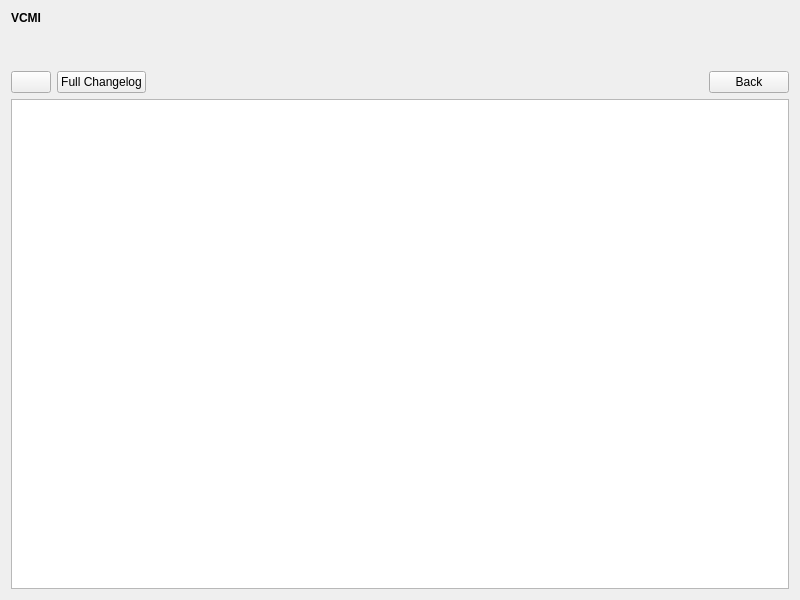
Before: the Qt Designer form launcher/updates/UpdateView.ui in vcmi/vcmi, drawn with Qt 5.
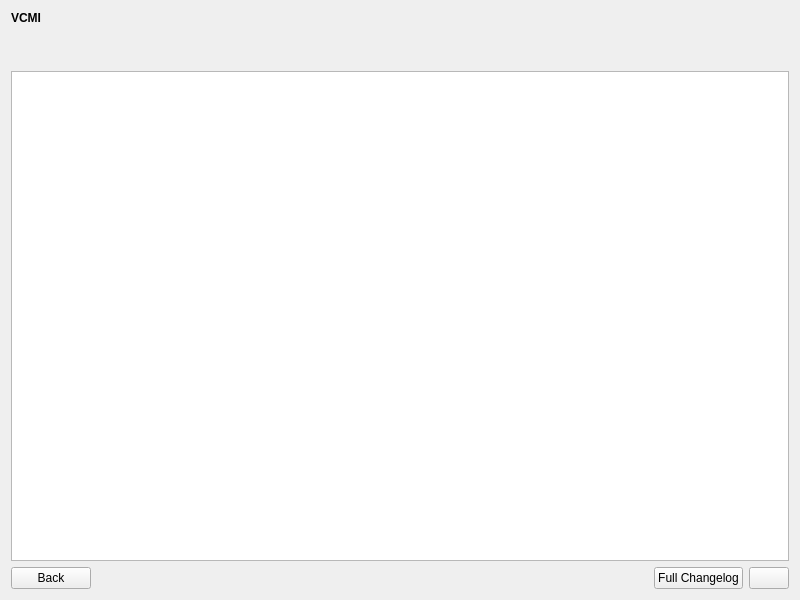
After: the same form once the commit is applied.

Commit message: Improve update window layout

```diff
--- a/launcher/updates/UpdateView.ui
+++ b/launcher/updates/UpdateView.ui
@@ -49,19 +49,19 @@
      </property>
     </widget>
    </item>
+   <item>
+    <widget class="QTextBrowser" name="textBrowserChangelog">
+     <property name="openExternalLinks">
+      <bool>true</bool>
+     </property>
+    </widget>
+   </item>
    <item>
     <layout class="QHBoxLayout" name="horizontalLayoutButtons">
      <item>
-      <widget class="QPushButton" name="buttonAction">
+      <widget class="QPushButton" name="buttonBack">
        <property name="text">
-        <string notr="true"/>
-       </property>
-      </widget>
-     </item>
-     <item>
-      <widget class="QPushButton" name="buttonChangelog">
-       <property name="text">
-        <string>Full Changelog</string>
+        <string>Back</string>
        </property>
       </widget>
      </item>
@@ -79,21 +79,21 @@
       </spacer>
      </item>
      <item>
-      <widget class="QPushButton" name="buttonBack">
+      <widget class="QPushButton" name="buttonChangelog">
        <property name="text">
-        <string>Back</string>
+        <string>Full Changelog</string>
+       </property>
+      </widget>
+     </item>
+     <item>
+      <widget class="QPushButton" name="buttonAction">
+       <property name="text">
+        <string notr="true"/>
        </property>
       </widget>
      </item>
     </layout>
    </item>
-   <item>
-    <widget class="QTextBrowser" name="textBrowserChangelog">
-     <property name="openExternalLinks">
-      <bool>true</bool>
-     </property>
-    </widget>
-   </item>
   </layout>
  </widget>
  <resources/>
```
Left out of the diff: 4 changed lines with no effect on the pictures. The commit also changes 1 other file.
